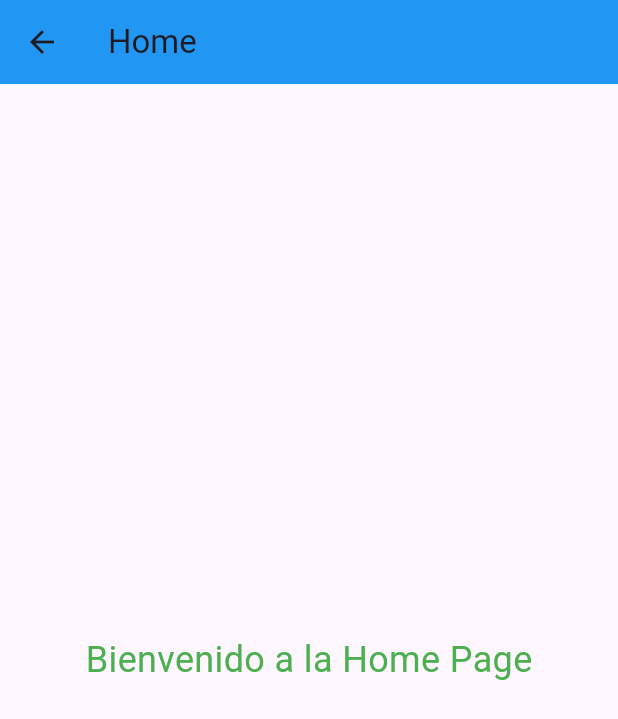
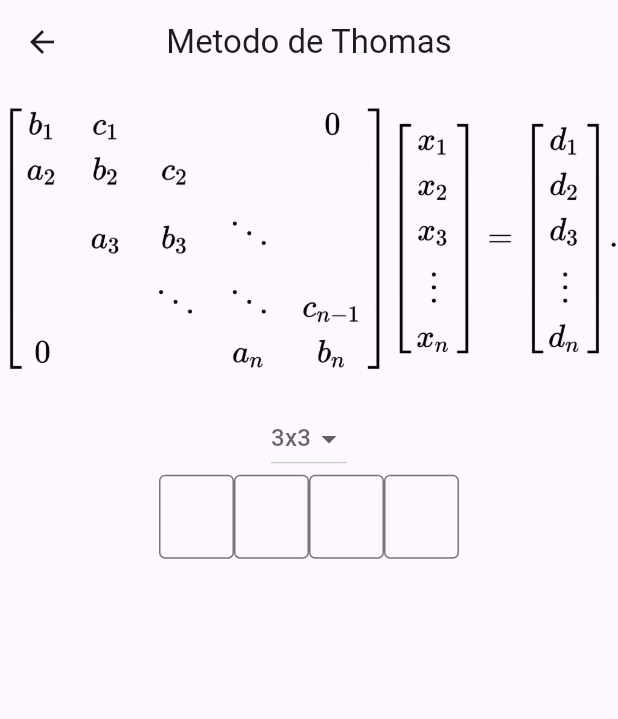
Before and after one commit to sebanovo/thomas-algorithm, a Flutter app: the Home screen opened by its route, on a phone screen of 412 x 824 dp. Shown: the top 719 px of the screen. Run offline on Flutter 3.47's test engine with Material 3 defaults, Android fonts, the phone set to English and light mode, and no system bars.

Commit message:
create home page

```diff
--- a/lib/main.dart
+++ b/lib/main.dart
@@ -1,35 +1,3 @@
-// import 'package:flutter/material.dart';
-// import 'package:flutter_application_1/pages/index.dart';
-
-// void main() {
-//   runApp(const MyApp());
-// }
-
-// List<Widget> widgets = const [
-//   Icon(Icons.home),
-//   Icon(Icons.settings),
-//   Icon(Icons.person),
-// ];
-
-// final Map<String, WidgetBuilder> routes = {
-//   '/': (BuildContext context) => const SplashScreen(),
-//   '/intro': (BuildContext context) => const IntroPages(),
-//   '/home': (BuildContext context) => const HomaPage(),
-// };
-
-// class MyApp extends StatelessWidget {
-//   const MyApp({super.key});
-
-//   @override
-//   Widget build(BuildContext context) {
-//     return MaterialApp(
-//       title: "My first app",
-//       initialRoute: '/',
-//       routes: routes,
-//     );
-//   }
-// }
-
 import 'package:flutter/material.dart';
 import 'package:flutter_application_1/screens/home.dart';
 import 'package:flutter_application_1/screens/introduction.dart';
@@ -45,7 +13,7 @@ List<Widget> widgets = const [
   Icon(Icons.person),
 ];
 
-var initialRoute = '/intro';
+var initialRoute = '/home';
 
 final Map<String, WidgetBuilder> routes = {
   initialRoute: (BuildContext context) => const Introduction(),
--- a/lib/screens/home.dart
+++ b/lib/screens/home.dart
@@ -8,18 +8,52 @@ class Home extends StatefulWidget {
 }
 
 class _HomeState extends State<Home> {
+  final List<String> items = ['3x3', '4x4', '5x5', '6x6'];
+  String? selectedItem;
+
   @override
   Widget build(BuildContext context) {
     return Scaffold(
       appBar: AppBar(
-        title: const Text("Home"),
-        backgroundColor: Colors.blue,
+        title: const Text("Metodo de Thomas"),
+        centerTitle: true,
       ),
-      body: const Center(
-        child: Text(
-          "Bienvenido a la Home Page",
-          style: TextStyle(fontSize: 24, color: Colors.green),
-        ),
+      body: Column(
+        children: <Widget>[
+          const Image(image: AssetImage('assets/image-tab-two.png')),
+          DropdownButton<String>(
+            value: selectedItem,
+            onChanged: (String? newValue) {
+              setState(() {
+                selectedItem = newValue;
+              });
+            },
+            items: items.map((String value) {
+              return DropdownMenuItem<String>(
+                value: value,
+                child: Text(value),
+              );
+            }).toList(),
+            hint: const Text('3x3'),
+          ),
+          Row(
+            mainAxisAlignment: MainAxisAlignment.center,
+            children: items.map((item) {
+              return SizedBox(
+                width: 50,
+                child: TextField(
+                  onChanged: (value) {
+                    // Guardar el valor del TextField en la lista correspondiente al índice
+                  },
+                  decoration: const InputDecoration(
+                    border: OutlineInputBorder(),
+                    hintText: 'nose',
+                  ),
+                ),
+              );
+            }).toList(),
+          ),
+        ],
       ),
     );
   }
```
Also changed, not shown: lib/screens/introduction.dart (+17 -6 lines).
